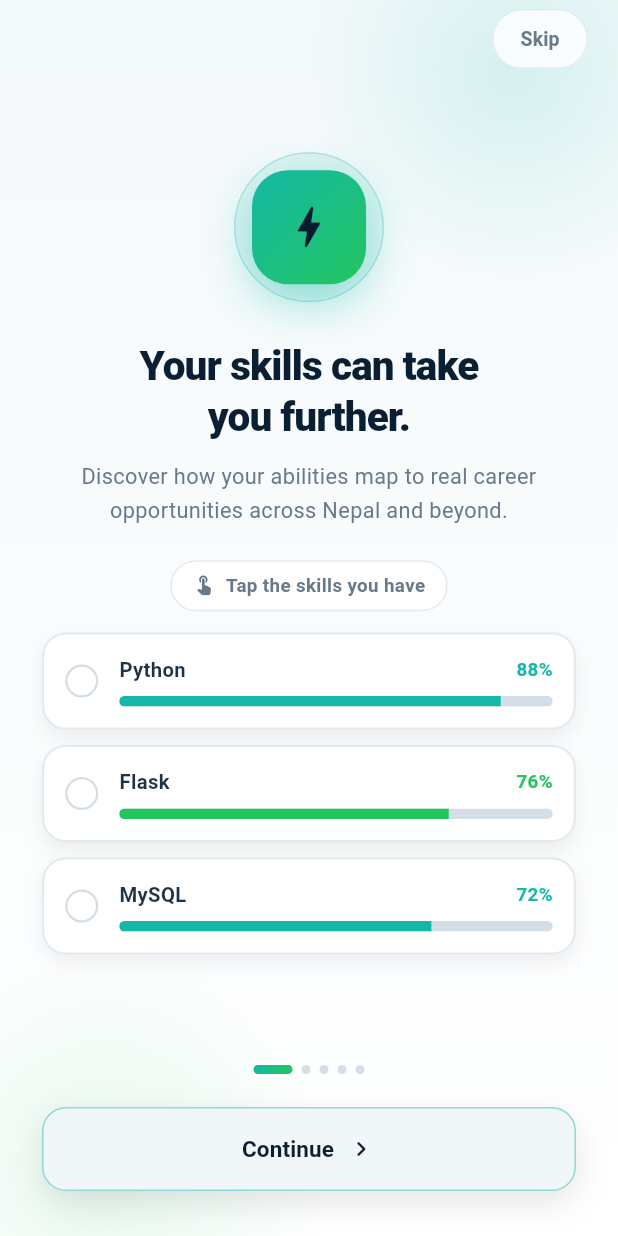
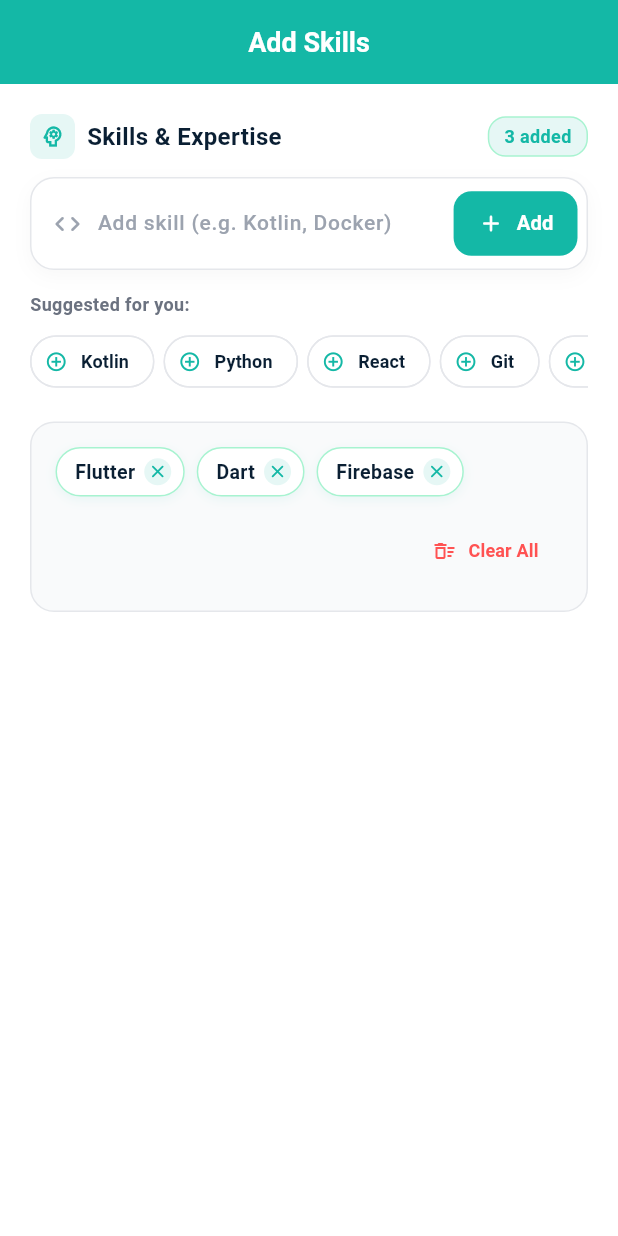
Before and after one commit to rishanshrestha/sopaanapp, a Flutter app: the screen it shows after launch, on a phone screen of 412 x 824 dp. Run offline on Flutter 3.47's test engine with Material 3 defaults, Android fonts, the phone set to English and light mode, and no system bars; our stand-ins replace firebase_auth, firebase_core, get, google_sign_in; accounts and stored records are empty.

Commit message:
Add skills section feature

```diff
--- /dev/null
+++ b/lib/components/skill_section.dart
@@ -0,0 +1,413 @@
+import 'package:flutter/material.dart';
+
+// ============================================================
+// DESIGN TOKENS
+// ============================================================
+
+class _C {
+  static const teal = Color(0xFF14B8A6);
+  static const tealLight = Color(0xFFE6F7F5);
+  static const tealBorder = Color(0xFFA7F3D0);
+  static const navy = Color(0xFF0A1F33);
+  static const ink = Color(0xFF1F2937);
+  static const muted = Color(0xFF6B7280);
+  static const faint = Color(0xFF9CA3AF);
+  static const line = Color(0xFFE5E7EB);
+  static const bg = Color(0xFFF9FAFB);
+}
+
+// ============================================================
+// SKILLS SECTION COMPONENT
+// ============================================================
+
+class SkillsSection extends StatefulWidget {
+  final List<String>? skills;
+  final VoidCallback? onChanged;
+
+  const SkillsSection({
+    super.key,
+    this.skills,
+    this.onChanged,
+  });
+
+  @override
+  State<SkillsSection> createState() => _SkillsSectionState();
+}
+
+class _SkillsSectionState extends State<SkillsSection> {
+  final TextEditingController _skillInputController = TextEditingController();
+  final List<String> _internalSkills = ['Flutter', 'Dart', 'Firebase', 'UI/UX Design'];
+
+  // Suggested popular skills for fast one-tap adding
+  final List<String> _suggestedSkills = [
+    'Kotlin',
+    'Python',
+    'React',
+    'Git',
+    'REST APIs',
+    'SQL',
+    'Docker',
+    'Figma',
+    'Agile',
+    'Node.js',
+  ];
+
+  List<String> get _skills => widget.skills ?? _internalSkills;
+
+  @override
+  void dispose() {
+    _skillInputController.dispose();
+    super.dispose();
+  }
+
+  void _addSkill([String? text]) {
+    final raw = (text ?? _skillInputController.text).trim();
+    if (raw.isEmpty) return;
+
+    final newSkills = raw
+        .split(',')
+        .map((s) => s.trim())
+        .where((s) => s.isNotEmpty);
+
+    setState(() {
+      for (final s in newSkills) {
+        final exists = _skills.any((e) => e.toLowerCase() == s.toLowerCase());
+        if (!exists) {
+          _skills.add(s);
+        }
+      }
+      _skillInputController.clear();
+    });
+
+    widget.onChanged?.call();
+  }
+
+  void _removeSkill(String skill) {
+    setState(() {
+      _skills.removeWhere((s) => s.toLowerCase() == skill.toLowerCase());
+    });
+    widget.onChanged?.call();
+  }
+
+  void _clearAll() {
+    setState(() {
+      _skills.clear();
+    });
+    widget.onChanged?.call();
+  }
+
+  @override
+  Widget build(BuildContext context) {
+    final availableSuggestions = _suggestedSkills
+        .where((s) => !_skills.any((e) => e.toLowerCase() == s.toLowerCase()))
+        .toList();
+
+    return Column(
+      crossAxisAlignment: CrossAxisAlignment.start,
+      children: [
+        // SECTION TITLE & COUNTER
+        Row(
+          mainAxisAlignment: MainAxisAlignment.spaceBetween,
+          children: [
+            Row(
+              children: [
+                Container(
+                  padding: const EdgeInsets.all(6),
+                  decoration: BoxDecoration(
+                    color: _C.tealLight,
+                    borderRadius: BorderRadius.circular(8),
+                  ),
+                  child: const Icon(
+                    Icons.psychology_outlined,
+                    size: 18,
+                    color: _C.teal,
+                  ),
+                ),
+                const SizedBox(width: 8),
+                const Text(
+                  'Skills & Expertise',
+                  style: TextStyle(
+                    fontSize: 16,
+                    fontWeight: FontWeight.w700,
+                    color: _C.navy,
+                  ),
+                ),
+              ],
+            ),
+            if (_skills.isNotEmpty)
+              Container(
+                padding: const EdgeInsets.symmetric(horizontal: 10, vertical: 4),
+                decoration: BoxDecoration(
+                  color: _C.tealLight,
+                  borderRadius: BorderRadius.circular(12),
+                  border: Border.all(color: _C.tealBorder),
+                ),
+                child: Text(
+                  '${_skills.length} added',
+                  style: const TextStyle(
+                    fontSize: 12,
+                    fontWeight: FontWeight.w700,
+                    color: _C.teal,
+                  ),
+                ),
+              ),
+          ],
+        ),
+
+        const SizedBox(height: 12),
+
+        // INPUT FIELD & ADD BUTTON
+        Container(
+          decoration: BoxDecoration(
+            color: Colors.white,
+            borderRadius: BorderRadius.circular(16),
+            border: Border.all(color: _C.line),
+            boxShadow: [
+              BoxShadow(
+                color: Colors.black.withValues(alpha: 0.03),
+                blurRadius: 10,
+                offset: const Offset(0, 4),
+              ),
+            ],
+          ),
+          child: Row(
+            children: [
+              const SizedBox(width: 14),
+              const Icon(Icons.code_rounded, color: _C.faint, size: 20),
+              const SizedBox(width: 10),
+              Expanded(
+                child: TextField(
+                  controller: _skillInputController,
+                  textInputAction: TextInputAction.done,
+                  onSubmitted: (_) => _addSkill(),
+                  decoration: const InputDecoration(
+                    hintText: 'Add skill (e.g. Kotlin, Docker)',
+                    hintStyle: TextStyle(fontSize: 14, color: _C.faint),
+                    border: InputBorder.none,
+                    isDense: true,
+                    contentPadding: EdgeInsets.symmetric(vertical: 14),
+                  ),
+                  style: const TextStyle(fontSize: 14, color: _C.ink, fontWeight: FontWeight.w500),
+                ),
+              ),
+              Padding(
+                padding: const EdgeInsets.all(6.0),
+                child: ElevatedButton.icon(
+                  onPressed: () => _addSkill(),
+                  icon: const Icon(Icons.add_rounded, size: 18, color: Colors.white),
+                  label: const Text(
+                    'Add',
+                    style: TextStyle(
+                      fontSize: 13.5,
+                      fontWeight: FontWeight.w700,
+                      color: Colors.white,
+                    ),
+                  ),
+                  style: ElevatedButton.styleFrom(
+                    backgroundColor: _C.teal,
+                    elevation: 0,
+                    padding: const EdgeInsets.symmetric(horizontal: 16, vertical: 12),
+                    shape: RoundedRectangleBorder(
+                      borderRadius: BorderRadius.circular(12),
+                    ),
+                  ),
+                ),
+              ),
+            ],
+          ),
+        ),
+
+        const SizedBox(height: 14),
+
+        // SUGGESTED QUICK ADD CHIPS
+        if (availableSuggestions.isNotEmpty) ...[
+          const Text(
+            'Suggested for you:',
+            style: TextStyle(
+              fontSize: 12,
+              fontWeight: FontWeight.w600,
+              color: _C.muted,
+            ),
+          ),
+          const SizedBox(height: 6),
+          SingleChildScrollView(
+            scrollDirection: Axis.horizontal,
+            child: Row(
+              children: availableSuggestions.take(6).map((skill) {
+                return Padding(
+                  padding: const EdgeInsets.only(right: 6.0),
+                  child: ActionChip(
+                    avatar: const Icon(Icons.add_circle_outline, size: 15, color: _C.teal),
+                    label: Text(
+                      skill,
+                      style: const TextStyle(
+                        fontSize: 12,
+                        fontWeight: FontWeight.w600,
+                        color: _C.navy,
+                      ),
+                    ),
+                    backgroundColor: Colors.white,
+                    side: const BorderSide(color: _C.line),
+                    shape: RoundedRectangleBorder(
+                      borderRadius: BorderRadius.circular(20),
+                    ),
+                    onPressed: () => _addSkill(skill),
+                  ),
+                );
+              }).toList(),
+            ),
+          ),
+          const SizedBox(height: 16),
+        ],
+
+        // SKILLS DISPLAY AREA
+        Container(
+          width: double.infinity,
+          padding: const EdgeInsets.all(16),
+          decoration: BoxDecoration(
+            color: _C.bg,
+            borderRadius: BorderRadius.circular(16),
+            border: Border.all(color: _C.line),
+          ),
+          child: _skills.isEmpty
+              ? const Column(
+                  children: [
+                    SizedBox(height: 12),
+                    Icon(Icons.style_outlined, size: 36, color: _C.faint),
+                    SizedBox(height: 8),
+                    Text(
+                      'No skills added yet',
+                      style: TextStyle(
+                        fontSize: 14,
+                        fontWeight: FontWeight.w600,
+                        color: _C.muted,
+                      ),
+                    ),
+                    SizedBox(height: 4),
+                    Text(
+                      'Type above or tap a suggestion to add your technical skills.',
+                      textAlign: TextAlign.center,
+                      style: TextStyle(fontSize: 12, color: _C.faint),
+                    ),
+                    SizedBox(height: 12),
+                  ],
+                )
+              : Column(
+                  crossAxisAlignment: CrossAxisAlignment.start,
+                  children: [
+                    Wrap(
+                      spacing: 8,
+                      runSpacing: 8,
+                      children: _skills.map((skill) {
+                        return Container(
+                          padding: const EdgeInsets.fromLTRB(12, 6, 8, 6),
+                          decoration: BoxDecoration(
+                            color: Colors.white,
+                            borderRadius: BorderRadius.circular(20),
+                            border: Border.all(color: _C.tealBorder),
+                            boxShadow: [
+                              BoxShadow(
+                                color: _C.teal.withValues(alpha: 0.08),
+                                blurRadius: 6,
+                                offset: const Offset(0, 2),
+                              ),
+                            ],
+                          ),
+                          child: Row(
+                            mainAxisSize: MainAxisSize.min,
+                            children: [
+                              Text(
+                                skill,
+                                style: const TextStyle(
+                                  fontSize: 13,
+                                  fontWeight: FontWeight.w600,
+                                  color: _C.navy,
+                                ),
+                              ),
+                              const SizedBox(width: 6),
+                              InkWell(
+                                onTap: () => _removeSkill(skill),
+                                borderRadius: BorderRadius.circular(12),
+                                child: Container(
+                                  padding: const EdgeInsets.all(2),
+                                  decoration: const BoxDecoration(
+                                    color: _C.tealLight,
+                                    shape: BoxShape.circle,
+                                  ),
+                                  child: const Icon(
+                                    Icons.close_rounded,
+                                    size: 14,
+                                    color: _C.teal,
+                                  ),
+                                ),
+                              ),
+                            ],
+                          ),
+                        );
+                      }).toList(),
+                    ),
+                    if (_skills.isNotEmpty) ...[
+                      const SizedBox(height: 12),
+                      Align(
+                        alignment: Alignment.centerRight,
+                        child: TextButton.icon(
+                          onPressed: _clearAll,
+                          icon: const Icon(Icons.delete_sweep_outlined, size: 16, color: Colors.redAccent),
+                          label: const Text(
+                            'Clear All',
+                            style: TextStyle(fontSize: 12, fontWeight: FontWeight.w600, color: Colors.redAccent),
+                          ),
+                        ),
+                      ),
+                    ],
+                  ],
+                ),
+        ),
+      ],
+    );
+  }
+}
+
+// ============================================================
+// SKILLS SECTION DEMO SCREEN (Dedicated Add Skill UI Screen)
+// ============================================================
+
+class SkillsSectionDemoScreen extends StatefulWidget {
+  const SkillsSectionDemoScreen({super.key});
+
+  @override
+  State<SkillsSectionDemoScreen> createState() => _SkillsSectionDemoScreenState();
+}
+
+class _SkillsSectionDemoScreenState extends State<SkillsSectionDemoScreen> {
+  final List<String> _skills = ['Flutter', 'Dart', 'Firebase'];
+
+  @override
+  Widget build(BuildContext context) {
+    return Scaffold(
+      backgroundColor: Colors.white,
+      appBar: AppBar(
+        title: const Text(
+          'Add Skills',
+          style: TextStyle(fontWeight: FontWeight.w700, fontSize: 18),
+        ),
+        backgroundColor: _C.teal,
+        foregroundColor: Colors.white,
+        elevation: 0,
+        centerTitle: true,
+      ),
+      body: SafeArea(
+        child: SingleChildScrollView(
+          physics: const BouncingScrollPhysics(),
+          padding: const EdgeInsets.all(20),
+          child: SkillsSection(
+            skills: _skills,
+            onChanged: () {
+              setState(() {});
+            },
+          ),
+        ),
+      ),
+    );
+  }
+}
--- a/lib/main.dart
+++ b/lib/main.dart
@@ -1,7 +1,7 @@
 import 'package:firebase_core/firebase_core.dart';
 import 'package:flutter/material.dart';
 import 'package:get/get.dart';
-import 'splash/splash_screen.dart';
+import 'components/skill_section.dart';
 
 void main() async {
   WidgetsFlutterBinding.ensureInitialized();
@@ -25,7 +25,7 @@ class MyApp extends StatelessWidget {
         colorScheme: ColorScheme.fromSeed(seedColor: Colors.deepPurple),
         useMaterial3: true,
       ),
-      home: const SplashScreen(),
+      home: const SkillsSectionDemoScreen(),
     );
   }
 }
```
